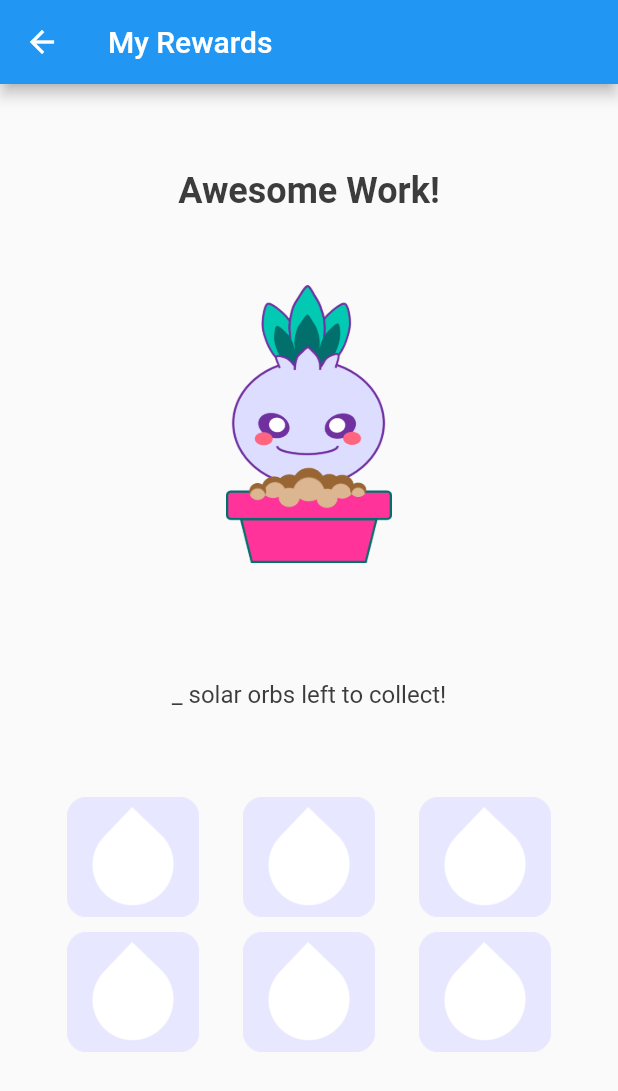
After one commit to lemonfrance/fitness_mobile_app, a Flutter app: the rewardsPage screen opened directly, on a phone screen of 412 x 824 dp. The commit adds this screen. Shown: the top 1091 px of the screen. Run offline on Flutter 3.47's test engine with Material 2 defaults, Android fonts, the phone set to English and light mode, and no system bars; our stand-ins replace circular_countdown_timer, cloud_firestore, firebase_auth, firebase_core, flutter_spinkit, flutter_svg and 4 more; missing offline and left inert: flutter_vibrate, flutter_web_auth; accounts and stored records are empty; Roboto replaces fonts that are missing (Sohne-Buch).

Commit message:
[APP-FEATURE1]

```diff
--- a/lib/components/plantProgress.dart
+++ b/lib/components/plantProgress.dart
@@ -1,17 +1,21 @@
 import 'package:flutter/material.dart';
-import 'package:wearable_intelligence/utils/styles.dart';
-import 'package:wearable_intelligence/utils/globals.dart' as global;
-import 'package:wearable_intelligence/utils/globals.dart';
+import 'package:wearable_intelligence/pages/rewardsPage.dart';
 
 class PlantProgress extends StatelessWidget {
-
   PlantProgress();
 
   @override
   Widget build(BuildContext context) {
     double width = (MediaQuery.of(context).size.width - 75) / 2;
-    return
-      new GestureDetector(
+    return new GestureDetector(
+      onTap: () {
+        Navigator.push(
+          context,
+          MaterialPageRoute(
+            builder: (context) => rewardsPage(),
+          ),
+        );
+      },
       child: new Container(
         width: width,
         height: width * 1.1,
--- /dev/null
+++ b/lib/pages/rewardsPage.dart
@@ -0,0 +1,97 @@
+// ignore_for_file: camel_case_types
+
+import 'package:flutter/material.dart';
+import 'package:wearable_intelligence/utils/styles.dart';
+
+
+class rewardsPage extends StatefulWidget {
+  rewardsPage();
+
+  @override
+  State<rewardsPage> createState() => _rewardsPageState();
+}
+
+class _rewardsPageState extends State<rewardsPage> {
+  @override
+  Widget build(BuildContext context) {
+    double width = (MediaQuery.of(context).size.width - 75) / 2;
+    return new Scaffold(
+      appBar: new AppBar(
+        title: new Text('My Rewards'),
+      ),
+      body: new Center(
+        child: Column(
+          crossAxisAlignment: CrossAxisAlignment.center,
+          children: [
+            Padding(
+              padding: EdgeInsets.only(top: 50, right: 30, left: 30),
+              child: Column(
+                crossAxisAlignment: CrossAxisAlignment.center,
+                children: [
+                  Divider(
+                    height: 10,
+                    color: Colors.transparent,
+                  ),
+                  Text(
+                    "Awesome Work!",
+                    style: AppTheme.theme.textTheme.headline2!.copyWith(
+                        color: Colours.black, fontWeight: FontWeight.bold),
+                  ),
+                  Divider(
+                    height: 50,
+                    color: Colors.transparent,
+                  ),
+                  Container(
+                    width: width,
+                    height: width * 1.1,
+                    padding: EdgeInsets.all(10),
+                    decoration: BoxDecoration(
+                      borderRadius: BorderRadius.circular(16),
+                      image: DecorationImage(
+                        fit: BoxFit.contain,
+                        image: AssetImage('assets/images/plantdesign.png'),
+                      ),
+                    ),
+                  ),
+                  Divider(
+                    height: 80,
+                    color: Colors.transparent,
+                  ),
+                  Text(
+                    "_ solar orbs left to collect!",
+                    style: AppTheme.theme.textTheme.headline4!
+                        .copyWith(color: Colours.black),
+                  ),
+                  Divider(
+                    height: 60,
+                    color: Colors.transparent,
+                  ),
+                  Container(
+                      child: Row(
+                    children: List.generate(
+                        3,
+                        (index) => Expanded(
+                            child: Image.asset('assets/images/unfilledorb.png',
+                                height: 80, width: 80))),
+                  )),
+                  Divider(
+                    height: 10,
+                    color: Colors.transparent,
+                  ),
+                  Container(
+                      child: Row(
+                    children: List.generate(
+                        3,
+                        (index) => Expanded(
+                            child: Image.asset('assets/images/unfilledorb.png',
+                                height: 80, width: 80))),
+                  )),
+                ],
+              ),
+            ),
+          ],
+        ),
+      ),
+    );
+  }
+}
```
Also changed, not shown: assets/images/orbfill.png (added), assets/images/unfilledorb.png (added), 1 other file. Lines whose indentation alone changed are shown as unchanged.
